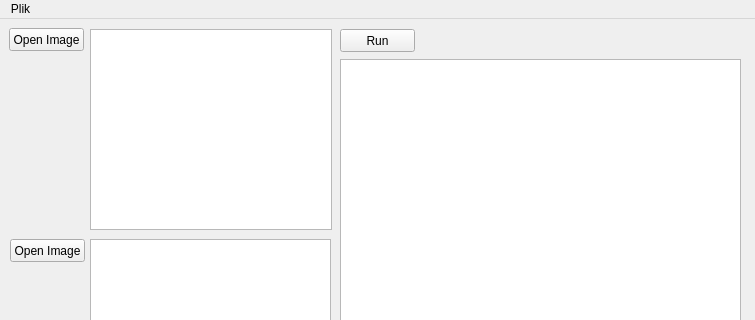
rliberski/ColorsDifference, file mainwindow.ui: the form before one commit; both pictures show x 0 to 755 and y 0 to 320 of the 755 by 496 pixel window.
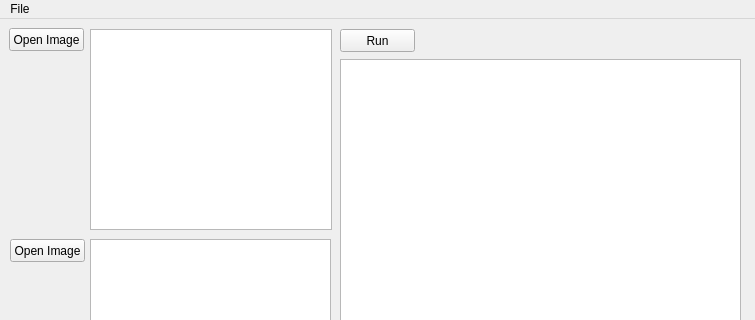
The form after the commit.

Patch:
```diff
--- a/mainwindow.ui
+++ b/mainwindow.ui
@@ -134,7 +134,7 @@
    </property>
    <widget class="QMenu" name="menuFile">
     <property name="title">
-     <string>Plik</string>
+     <string>File</string>
     </property>
     <addaction name="Save"/>
     <addaction name="SaveAs"/>
```
Left out of the diff: 2 changed lines with no effect on the pictures.
